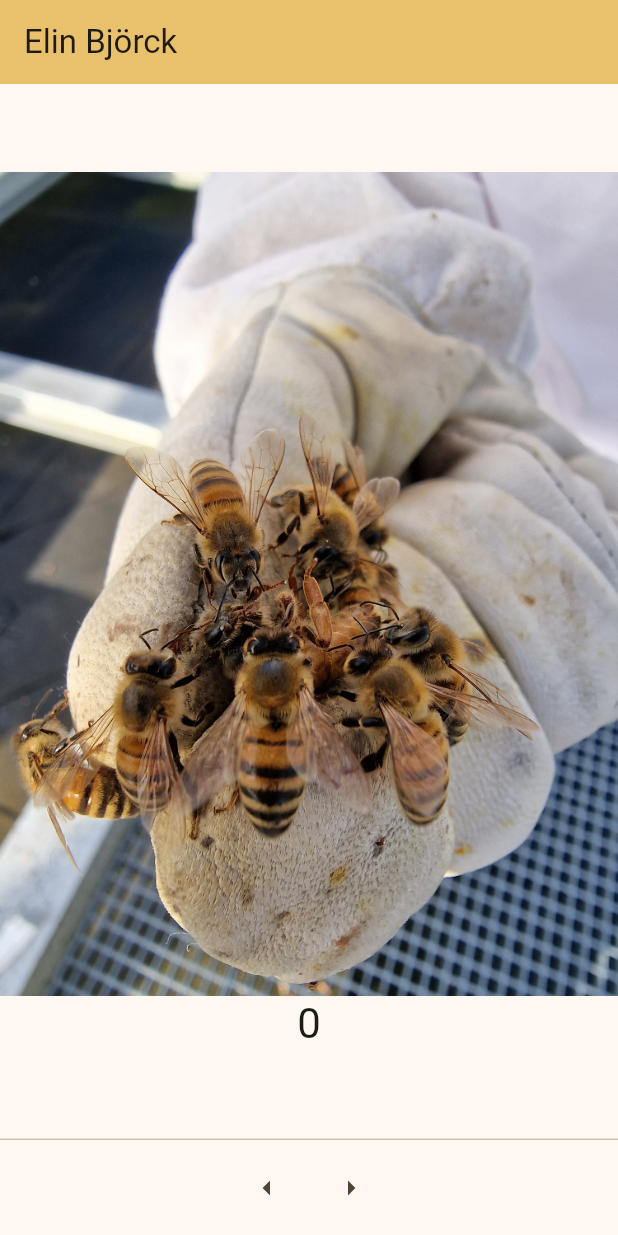
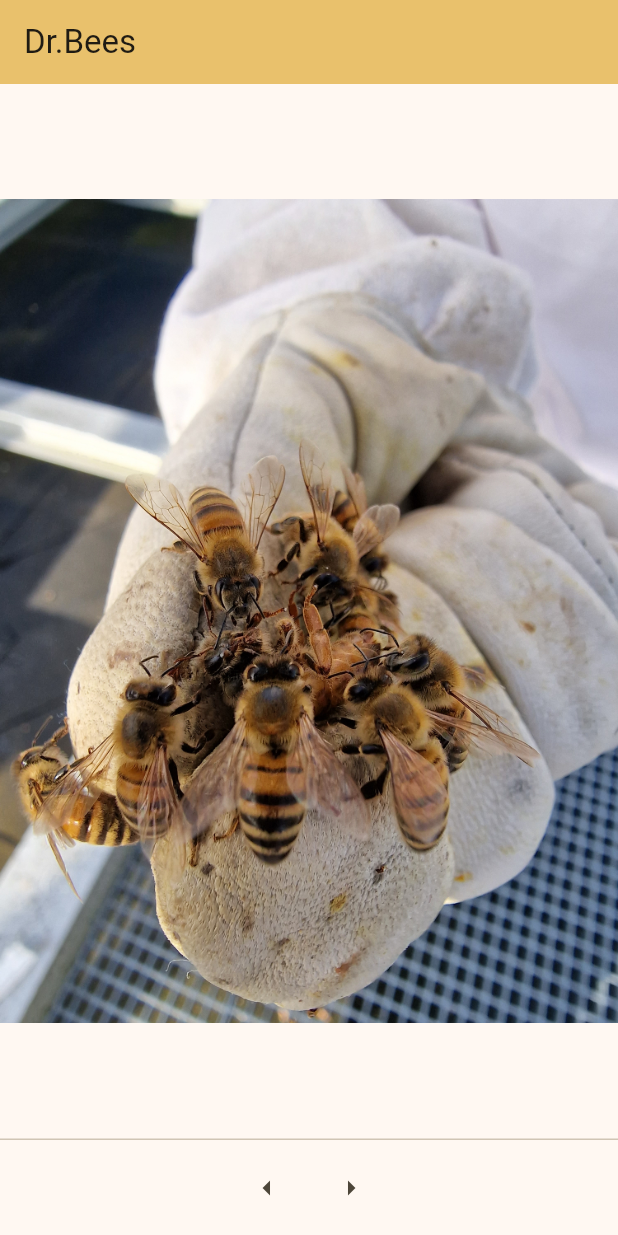
Before and after one commit to elinbjorck/cv_application, a Flutter app: the screen it shows after launch, on a phone screen of 412 x 824 dp. Run offline on Flutter 3.47's test engine with Material 2 defaults, Android fonts, the phone set to English and light mode, and no system bars.

Commit message:
First working test were I did smt myselfish

```diff
--- a/lib/main.dart
+++ b/lib/main.dart
@@ -34,7 +34,7 @@ class MyApp extends StatelessWidget {
         ),
         useMaterial3: true,
       ),
-      home: const MyHomePage(title: 'Elin Björck'),
+      home: const MyHomePage(title: 'Dr.Bees'),
     );
   }
 }
@@ -138,10 +138,6 @@ class _MyHomePageState extends State<MyHomePage> {
           mainAxisAlignment: MainAxisAlignment.center,
           children: <Widget>[
             Image.asset(_images[_counter]),
-            Text(
-              '$_counter',
-              style: Theme.of(context).textTheme.headlineMedium,
-            ),
           ],
         ),
       ),
```
